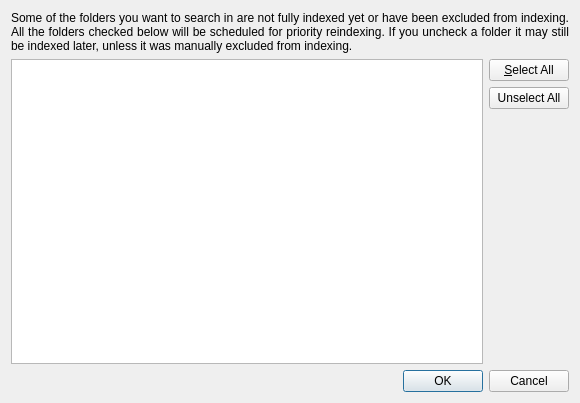
Before: the Qt Designer form src/ui/incompleteindexdialog.ui in KDE/kmail, drawn with Qt 5.
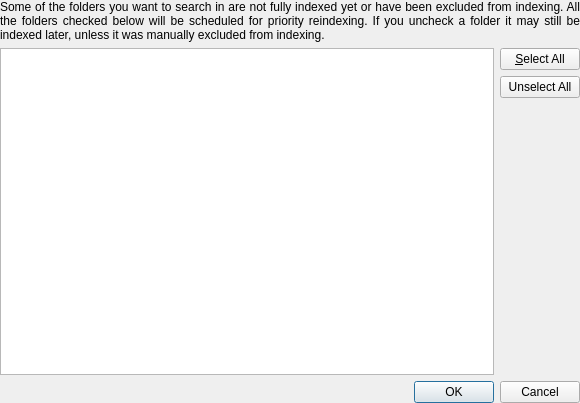
After: the same form once the commit is applied.

Patch:
```diff
--- a/src/ui/incompleteindexdialog.ui
+++ b/src/ui/incompleteindexdialog.ui
@@ -11,6 +11,18 @@
    </rect>
   </property>
   <layout class="QGridLayout" name="gridLayout">
+   <property name="leftMargin">
+    <number>0</number>
+   </property>
+   <property name="topMargin">
+    <number>0</number>
+   </property>
+   <property name="rightMargin">
+    <number>0</number>
+   </property>
+   <property name="bottomMargin">
+    <number>0</number>
+   </property>
    <item row="0" column="0" colspan="2">
     <widget class="QLabel" name="label">
      <property name="text">
```
